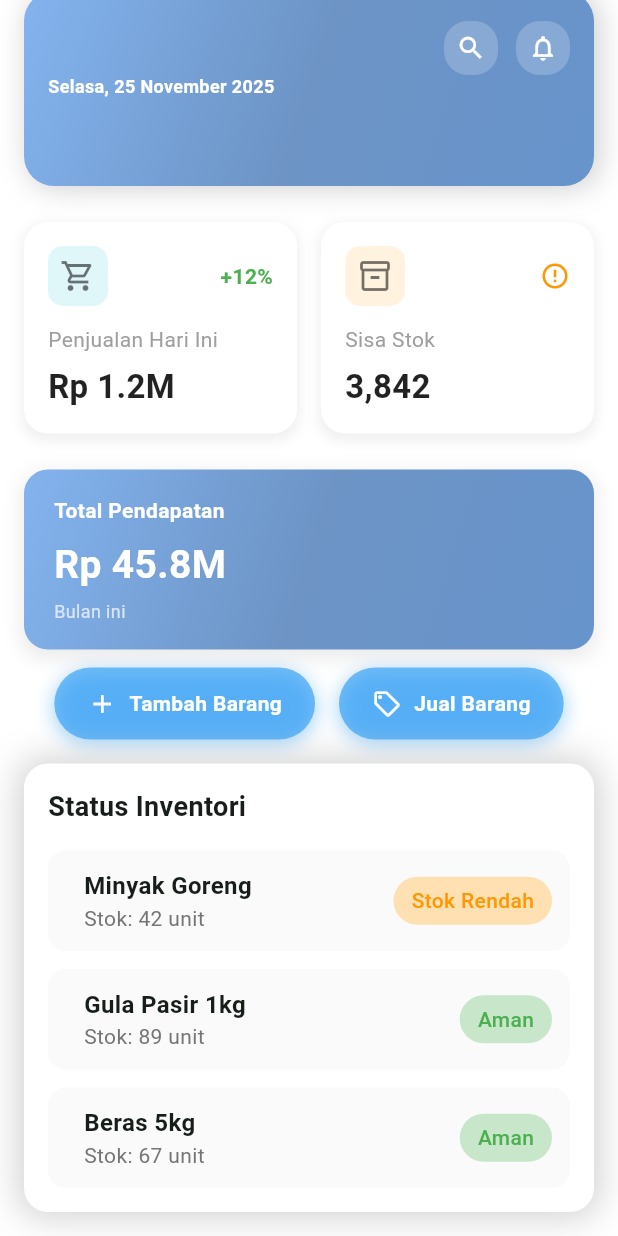
After one commit to yogaperdana2308/E-Nventory, a Flutter app: the HomePageProjectFirebase screen opened by its route, scrolled down 46 dp, after a tap on the "search" icon, on a phone screen of 412 x 824 dp. The commit adds this screen. Run offline on Flutter 3.47's test engine with Material 3 defaults, Android fonts, the light colour scheme and no system bars; our stand-ins replace animate_do, cloud_firestore, curved_navigation_bar, firebase_auth, firebase_core, fluttertoast and 2 more; accounts and stored records are empty.

Commit message:
konekin firebase

```diff
--- a/lib/main.dart
+++ b/lib/main.dart
@@ -1,9 +1,9 @@
 import 'package:enventory/firebase_options.dart';
 import 'package:enventory/view/bottom_navigasi.dart';
-import 'package:enventory/view/home_screen.dart';
+import 'package:enventory/view/home_screen%20firebase.dart';
 import 'package:enventory/view/jual_barang.dart';
-import 'package:enventory/view/login_screen_copy.dart';
-import 'package:enventory/view/register_screen_copy.dart';
+import 'package:enventory/view/login_screen_firebase.dart';
+import 'package:enventory/view/register_screen_firebase.dart';
 import 'package:enventory/view/splash_screen.dart';
 import 'package:firebase_core/firebase_core.dart';
 import 'package:flutter/material.dart';
@@ -33,7 +33,7 @@ class MyApp extends StatelessWidget {
       routes: {
         '/register_screen_copy': (context) => RegisterScreenFirebase(),
         '/login_screen_copy': (context) => LoginScreenFirebase(),
-        '/home': (context) => const HomePageProject(),
+        '/home_screen_firebase': (context) => const HomePageProjectFirebase(),
         '/bottom_navigasi': (context) => NavBottom(),
         '/jual': (context) => const JualBarang(),
         // '/edit_profile': (context) => EditProfilePage(),
--- a/lib/preferences/preferencesHandler.dart
+++ b/lib/preferences/preferencesHandler.dart
@@ -21,4 +21,8 @@ class PreferenceHandler {
     final prefs = await SharedPreferences.getInstance();
     prefs.remove(isLogin);
   }
+  // static saveToken(String uid) async {
+  //   final prefs = await SharedPreferences.getInstance();
+
+  // }
 }
--- /dev/null
+++ b/lib/view/home_screen firebase.dart
@@ -0,0 +1,332 @@
+import 'package:enventory/database/db_helper.dart';
+import 'package:enventory/model/user_model.dart';
+import 'package:enventory/view/input_barang.dart';
+import 'package:enventory/view/jual_barang.dart';
+import 'package:enventory/widget/home_page.dart';
+import 'package:enventory/widget/inventory_item.dart';
+import 'package:enventory/widget/tambahjual_button.dart';
+import 'package:flutter/material.dart';
+import 'package:intl/intl.dart';
+import 'package:shared_preferences/shared_preferences.dart';
+
+class HomePageProjectFirebase extends StatefulWidget {
+  const HomePageProjectFirebase({super.key});
+
+  @override
+  State<HomePageProjectFirebase> createState() =>
+      _HomePageProjectFirebaseState();
+}
+
+class _HomePageProjectFirebaseState extends State<HomePageProjectFirebase> {
+  DateTime? selectedPicked = DateTime.now();
+  UserModel? user;
+  @override
+  void initState() {
+    super.initState();
+    getData(); // ambil data user saat halaman pertama kali dibuka
+  }
+
+  Future<void> getData() async {
+    final prefs = await SharedPreferences.getInstance();
+    final email = prefs.getString('email');
+
+    if (email != null) {
+      final db = await DbHelper.db();
+      final result = await db.query(
+        DbHelper.tableUser,
+        where: 'email = ?',
+        whereArgs: [email],
+      );
+
+      if (result.isNotEmpty) {
+        setState(() {
+          user = UserModel.fromMap(result.first);
+        });
+      }
+    }
+  }
+
+  @override
+  Widget build(BuildContext context) {
+    return Scaffold(
+      backgroundColor: Colors.white,
+      body: SingleChildScrollView(
+        physics: BouncingScrollPhysics(),
+        child: Padding(
+          padding: const EdgeInsets.all(16.0),
+          child: Column(
+            children: [
+              SizedBox(height: 24),
+              Container(
+                height: 130,
+                width: 400,
+                decoration: BoxDecoration(
+                  gradient: const LinearGradient(
+                    colors: [
+                      Color.fromARGB(255, 131, 179, 238),
+                      Color(0xff6D94C5),
+                      Color.fromARGB(255, 103, 148, 204),
+                    ],
+                    begin: Alignment.topLeft,
+                    end: Alignment.bottomRight,
+                  ),
+                  borderRadius: BorderRadius.circular(20),
+                  boxShadow: [
+                    BoxShadow(
+                      color: const Color.fromARGB(255, 209, 209, 209),
+                      spreadRadius: 1,
+                      blurRadius: 16,
+                      offset: const Offset(3, 1),
+                    ),
+                  ],
+                ),
+                child: Padding(
+                  padding: EdgeInsets.symmetric(horizontal: 16.0, vertical: 20),
+                  child: Row(
+                    crossAxisAlignment: CrossAxisAlignment.start,
+                    children: [
+                      // Bagian kiri (teks sapaan dan tanggal)
+                      Column(
+                        crossAxisAlignment: CrossAxisAlignment.start,
+                        children: [
+                          Text(
+                            user == null ? 'Loading...' : user!.username,
+                            style: TextStyle(
+                              color: Colors.white,
+                              fontSize: 19,
+                              fontWeight: FontWeight.bold,
+                            ),
+                          ),
+                          SizedBox(height: 8),
+                          Text(
+                            style: TextStyle(
+                              color: Colors.white,
+                              fontSize: 12,
+                              fontWeight: FontWeight.bold,
+                            ),
+                            DateFormat(
+                              'EEEE, dd MMMM yyyy',
+                              "id_ID",
+                            ).format(selectedPicked!),
+                          ),
+                        ],
+                      ),
+                      Spacer(),
+                      // Tombol search
+                      Container(
+                        height: 36,
+                        width: 36,
+                        decoration: BoxDecoration(
+                          color: Colors.white.withOpacity(0.2),
+                          borderRadius: BorderRadius.circular(16),
+                        ),
+                        child: IconButton(
+                          onPressed: () {},
+                          icon: const Icon(
+                            Icons.search,
+                            size: 20,
+                            color: Colors.white,
+                          ),
+                        ),
+                      ),
+                      const SizedBox(width: 12),
+
+                      // Tombol notifikasi
+                      Container(
+                        height: 36,
+                        width: 36,
+                        decoration: BoxDecoration(
+                          color: Colors.white.withOpacity(0.2),
+                          borderRadius: BorderRadius.circular(16),
+                        ),
+                        child: const Icon(
+                          Icons.notifications_none_outlined,
+                          weight: 20,
+                          color: Colors.white,
+                          size: 20,
+                        ),
+                      ),
+                    ],
+                  ),
+                ),
+              ),
+              SizedBox(height: 24),
+              Row(
+                mainAxisAlignment: MainAxisAlignment.spaceEvenly,
+                children: [
+                  DashboardCard(
+                    icon: Icons.shopping_cart_outlined,
+                    title: "Penjualan Hari Ini",
+                    value: "Rp 1.2M",
+                    persentase: "+12%",
+                    persentaseColor: Colors.green,
+                    iconBgColor: Color(0xFFE0F7FA),
+                  ),
+                  SizedBox(width: 16),
+                  DashboardCard(
+                    icon: Icons.inventory_2_outlined,
+                    title: "Sisa Stok",
+                    value: "3,842",
+                    alert: true,
+                    iconBgColor: Color(0xFFFFF3E0),
+                  ),
+                ],
+              ),
+              SizedBox(height: 24),
+              Container(
+                width: 380,
+                height: 120,
+                decoration: BoxDecoration(
+                  gradient: const LinearGradient(
+                    colors: [
+                      Color.fromARGB(255, 131, 179, 238),
+                      Color(0xff6D94C5),
+                      Color.fromARGB(255, 103, 148, 204),
+                    ],
+                    begin: Alignment.topLeft,
+                    end: Alignment.bottomRight,
+                  ),
+                  borderRadius: BorderRadius.circular(16),
+                  boxShadow: [
+                    BoxShadow(
+                      color: Colors.black.withOpacity(0.08),
+                      spreadRadius: 2,
+                      blurRadius: 10,
+                      offset: const Offset(0, 4),
+                    ),
+                  ],
+                ),
+                child: Padding(
+                  padding: const EdgeInsets.symmetric(
+                    horizontal: 20,
+                    vertical: 16,
+                  ),
+                  child: Row(
+                    mainAxisAlignment: MainAxisAlignment.spaceBetween,
+                    children: [
+                      // Bagian kiri: teks
+                      Column(
+                        crossAxisAlignment: CrossAxisAlignment.start,
+                        mainAxisAlignment: MainAxisAlignment.center,
+                        children: const [
+                          Text(
+                            "Total Pendapatan",
+                            style: TextStyle(
+                              color: Colors.white,
+                              fontSize: 14,
+                              fontWeight: FontWeight.bold,
+                            ),
+                          ),
+                          SizedBox(height: 8),
+                          Text(
+                            "Rp 45.8M",
+                            style: TextStyle(
+                              color: Colors.white,
+                              fontSize: 26,
+                              fontWeight: FontWeight.bold,
+                            ),
+                          ),
+                          SizedBox(height: 4),
+                          Text(
+                            "Bulan ini",
+                            style: TextStyle(
+                              color: Colors.white70,
+                              fontSize: 12,
+                              fontWeight: FontWeight.w400,
+                            ),
+                          ),
+                        ],
+                      ),
+                    ],
+                  ),
+                ),
+              ),
+              SizedBox(height: 12),
+              Row(
+                mainAxisAlignment: MainAxisAlignment.center,
+                children: [
+                  tambahJualButton(
+                    label: "Tambah Barang",
+                    icon: Icons.add,
+                    color: Colors.blue.withOpacity(0.6), // oranye
+                    tujuan: InputItem(),
+                  ),
+                  SizedBox(width: 16),
+                  tambahJualButton(
+                    label: "Jual Barang",
+                    icon: Icons.sell_outlined,
+                    color: Colors.blue.withOpacity(0.6), // biru toska
+                    tujuan: JualBarang(),
+                  ),
+                ],
+              ),
+
+              //List Barang
+              SizedBox(height: 16),
+              Container(
+                decoration: BoxDecoration(
+                  color: Colors.white,
+                  borderRadius: BorderRadius.circular(16),
+                  boxShadow: [
+                    BoxShadow(
+                      color: const Color.fromARGB(
+                        255,
+                        175,
+                        175,
+                        175,
+                      ).withOpacity(0.6),
+                      spreadRadius: 3,
+                      blurRadius: 20,
+                    ),
+                  ],
+                ),
+
+                padding: const EdgeInsets.all(16),
+                child: Column(
+                  crossAxisAlignment: CrossAxisAlignment.start,
+                  children: [
+                    // Judul dan tombol lihat semua
+                    Text(
+                      "Status Inventori",
+                      style: TextStyle(
+                        fontSize: 18,
+                        fontWeight: FontWeight.w600,
+                      ),
+                    ),
+                    const SizedBox(height: 16),
+                    // Item 1
+                    InventoryItem(
+                      name: "Minyak Goreng",
+                      stock: 42,
+                      status: "Stok Rendah",
+                      statusColor: Colors.orange.shade100,
+                      statusTextColor: Colors.orange,
+                    ),
+                    const SizedBox(height: 12),
+                    // Item 2
+                    InventoryItem(
+                      name: "Gula Pasir 1kg",
+                      stock: 89,
+                      status: "Aman",
+                      statusColor: Colors.green.shade100,
+                      statusTextColor: Colors.green,
+                    ),
+                    const SizedBox(height: 12),
+                    // Item 3
+                    InventoryItem(
+                      name: "Beras 5kg",
+                      stock: 67,
+                      status: "Aman",
+                      statusColor: Colors.green.shade100,
+                      statusTextColor: Colors.green,
+                    ),
+                  ],
+                ),
+              ),
+            ],
+          ),
+        ),
+      ),
+    );
+  }
+}
--- a/lib/view/register_screen_copy.dart
+++ b/lib/view/register_screen_firebase.dart
@@ -1,6 +1,6 @@
 import 'package:enventory/Service/firebase.dart';
 import 'package:enventory/model/firebase_model.dart';
-import 'package:enventory/view/login_screen_copy.dart';
+import 'package:enventory/view/login_screen_firebase.dart';
 import 'package:enventory/widget/login_button.dart';
 import 'package:flutter/material.dart';
 import 'package:fluttertoast/fluttertoast.dart';
--- a/lib/view/splash_screen.dart
+++ b/lib/view/splash_screen.dart
@@ -1,7 +1,7 @@
 import 'package:animate_do/animate_do.dart';
 import 'package:enventory/preferences/preferencesHandler.dart';
 import 'package:enventory/view/bottom_navigasi.dart';
-import 'package:enventory/view/login_screen_copy.dart';
+import 'package:enventory/view/login_screen_firebase.dart';
 import 'package:flutter/material.dart';
 
 class SplashScreen extends StatefulWidget {
```
Also changed, not shown: lib/view/login_screen_firebase.dart (renamed from lib/view/login_screen_copy.dart).
